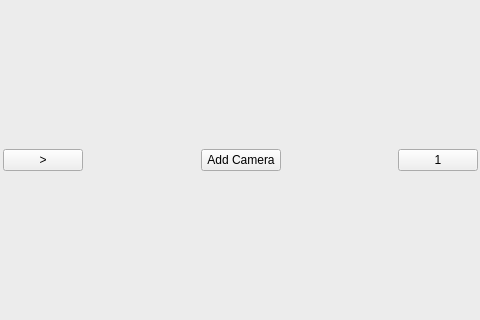
sydalirza/Centralized-CCTV-Server, file camerascreens.ui: the form before one commit; both pictures show x 106 to 586 and y 136 to 456 of the 779 by 590 pixel window.
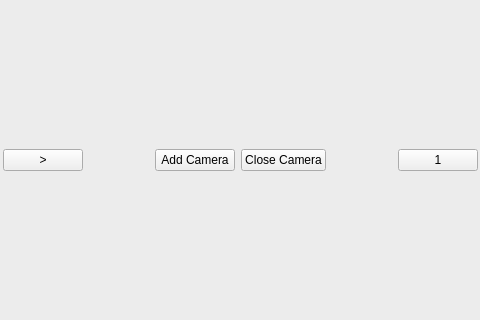
The form after the commit.

Commit message: can remove camera now during runtime

What changed in the file:
```diff
--- a/camerascreens.ui
+++ b/camerascreens.ui
@@ -29,7 +29,7 @@
      <property name="title">
       <string/>
      </property>
-     <layout class="QHBoxLayout" name="horizontalLayout" stretch="0,0,0,0,0,0,0,0">
+     <layout class="QHBoxLayout" name="horizontalLayout" stretch="0,0,0,0,0,0,0,0,0">
       <item>
        <widget class="QPushButton" name="previous_button">
         <property name="text">
@@ -64,6 +64,13 @@
         </property>
        </widget>
       </item>
+      <item>
+       <widget class="QPushButton" name="closecamerabutton">
+        <property name="text">
+         <string>Close Camera</string>
+        </property>
+       </widget>
+      </item>
       <item>
        <spacer name="horizontalSpacer_2">
         <property name="orientation">
```
The commit also changes 4 other files.
